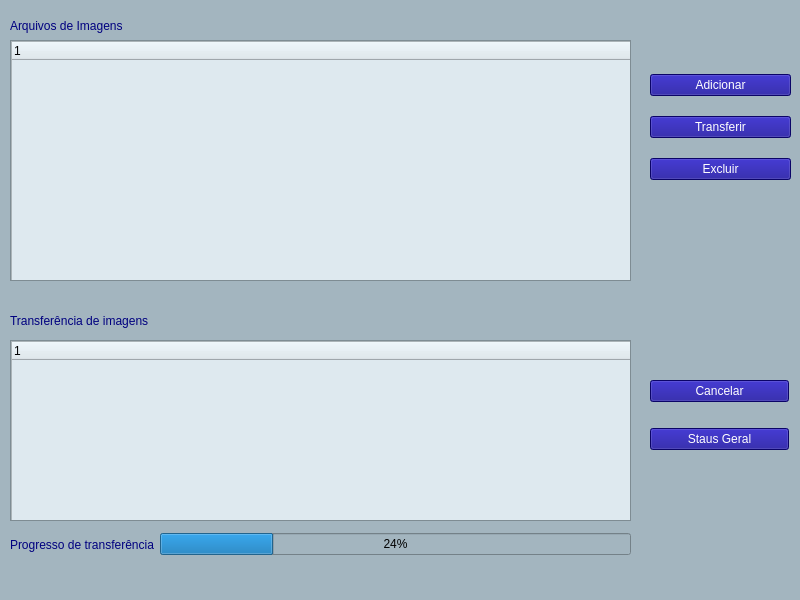
Old version of the form mainwindow.ui in the repository TCC-PES-2022/ARIEL.
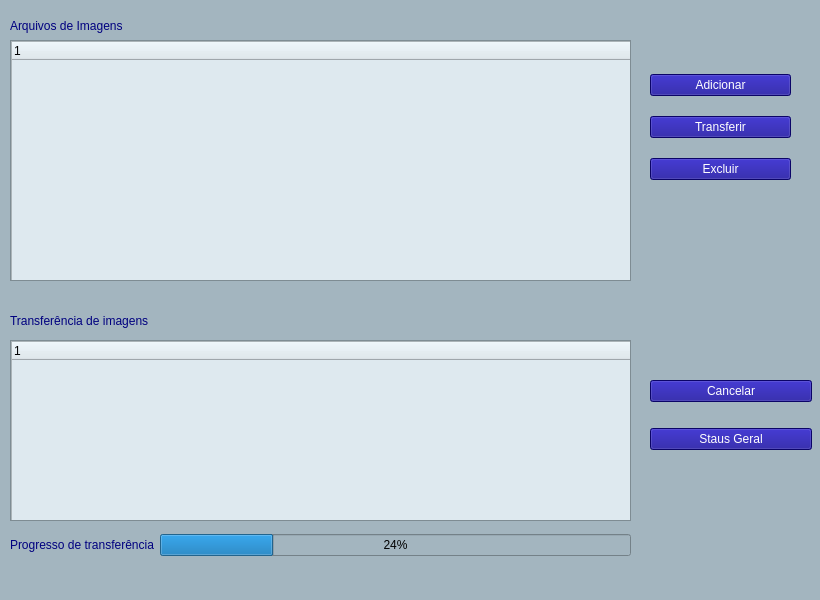
New version of the form. Icons and pictures are not drawn.

Commit message: Correção bug teste PES-106

```diff
--- a/mainwindow.ui
+++ b/mainwindow.ui
@@ -6,7 +6,7 @@
    <rect>
     <x>0</x>
     <y>0</y>
-    <width>800</width>
+    <width>820</width>
     <height>600</height>
    </rect>
   </property>
@@ -67,7 +67,7 @@
      <rect>
       <x>10</x>
       <y>15</y>
-      <width>171</width>
+      <width>261</width>
       <height>21</height>
      </rect>
     </property>
@@ -84,7 +84,7 @@
      <rect>
       <x>10</x>
       <y>310</y>
-      <width>241</width>
+      <width>311</width>
       <height>21</height>
      </rect>
     </property>
@@ -200,7 +200,7 @@
      <rect>
       <x>650</x>
       <y>360</y>
-      <width>139</width>
+      <width>162</width>
       <height>111</height>
      </rect>
     </property>
@@ -247,7 +247,7 @@
       <x>10</x>
       <y>530</y>
       <width>621</width>
-      <height>29</height>
+      <height>30</height>
      </rect>
     </property>
     <layout class="QHBoxLayout" name="horizontalLayout">
```
Left out of the diff: 15 changed lines with no effect on the pictures. The commit also changes 2 other files.
